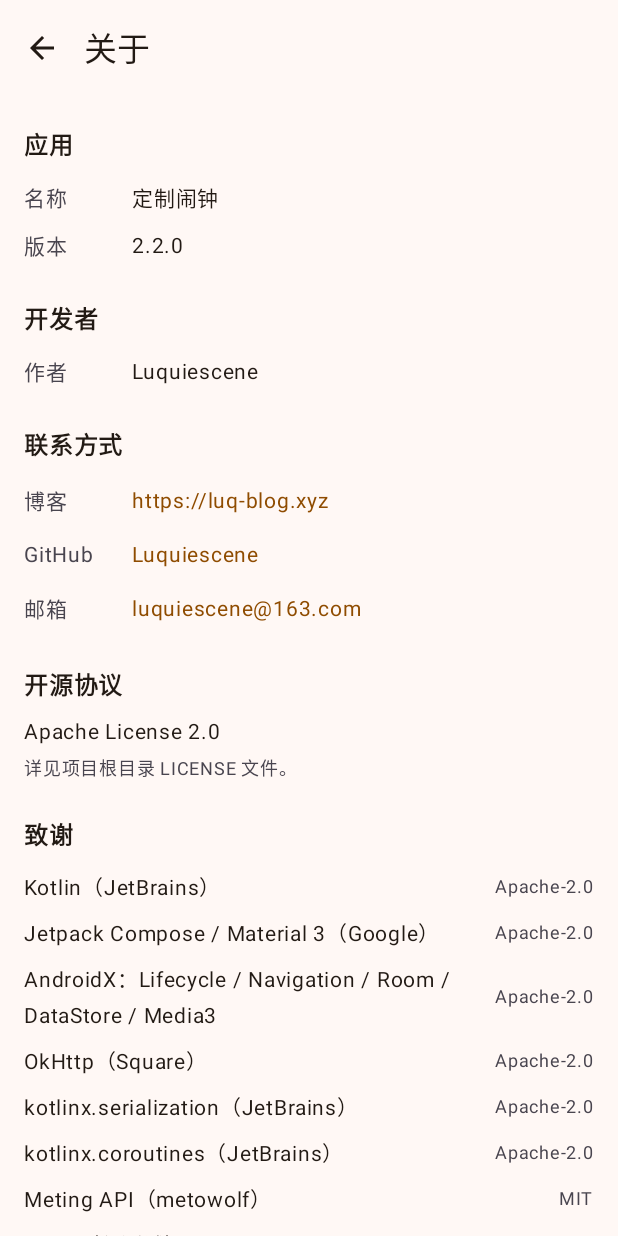
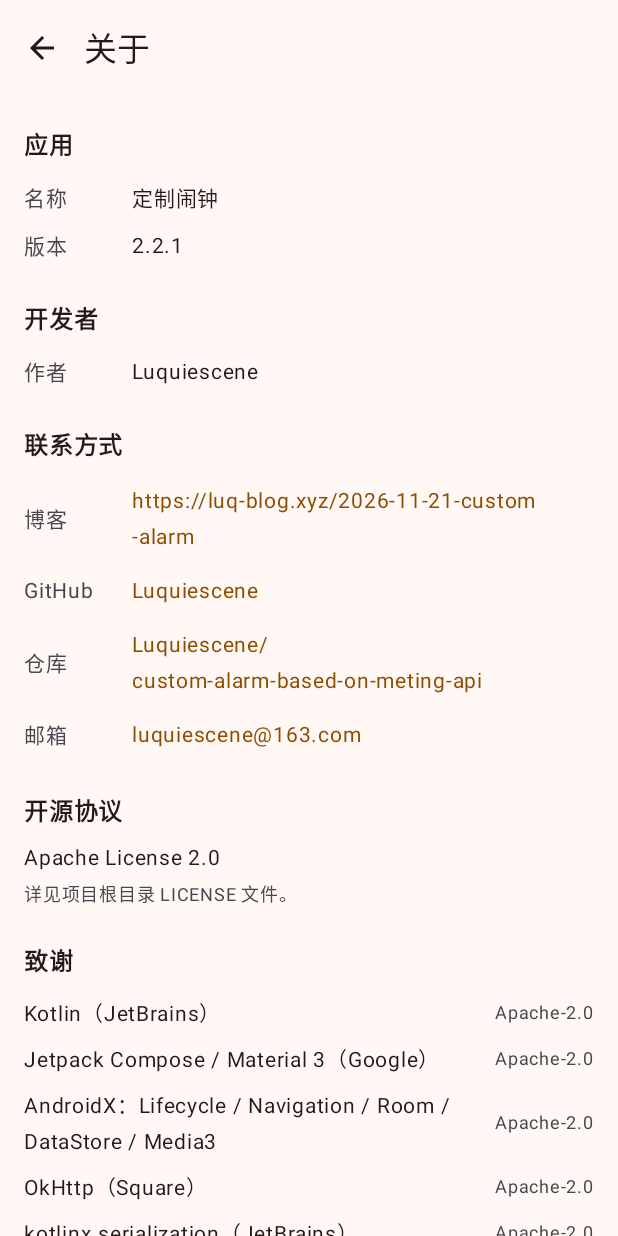
Before and after one commit to Luquiescene/custom-alarm-based-on-meting-api, an Android app built with Jetpack Compose: the AboutScreen screen opened through its navigation route, on a phone screen of 412 x 824 dp. Run offline under Robolectric (Android 15) with nearby library versions, the phone set to English and light mode, and no system bars.

Commit message:
docs(about): 添加仓库地址和博客

```diff
--- a/app/build.gradle.kts
+++ b/app/build.gradle.kts
@@ -14,8 +14,8 @@ android {
         applicationId = "com.example.customalarm"
         minSdk = 26
         targetSdk = 35
-        versionCode = 15
-        versionName = "2.2.0"
+        versionCode = 16
+        versionName = "2.2.1"
         testInstrumentationRunner = "androidx.test.runner.AndroidJUnitRunner"
         vectorDrawables {
             useSupportLibrary = true
--- a/app/src/main/java/com/example/customalarm/ui/screens/AboutScreen.kt
+++ b/app/src/main/java/com/example/customalarm/ui/screens/AboutScreen.kt
@@ -66,8 +66,9 @@ fun AboutScreen(onBack: () -> Unit) {
             LabelRow("作者", "Luquiescene")
 
             SectionHeader("联系方式")
-            LinkRow("博客", "https://luq-blog.xyz") { uriHandler.openUri("https://luq-blog.xyz") }
+            LinkRow("博客", "https://luq-blog.xyz/2026-11-21-custom-alarm") { uriHandler.openUri("https://luq-blog.xyz/2026-11-21-custom-alarm") }
             LinkRow("GitHub", "Luquiescene") { uriHandler.openUri("https://github.com/Luquiescene") }
+            LinkRow("仓库", "Luquiescene/custom-alarm-based-on-meting-api") { uriHandler.openUri("https://github.com/Luquiescene/custom-alarm-based-on-meting-api") }
             LinkRow("邮箱", "luquiescene@163.com") { uriHandler.openUri("mailto:luquiescene@163.com") }
 
             SectionHeader("开源协议")
--- a/app/src/main/java/com/example/customalarm/ui/screens/OnboardingScreen.kt
+++ b/app/src/main/java/com/example/customalarm/ui/screens/OnboardingScreen.kt
@@ -69,6 +69,9 @@ fun OnboardingScreen(onDone: () -> Unit, onUsage: () -> Unit) {
         PermissionCard(refresh, "全屏通知", "锁屏时也能全屏响铃", PermissionHelper.canUseFullScreenIntent(context)) {
             PermissionHelper.openFullScreenIntentSettings(context)
         }
+        PermissionCard(refresh, "显示在其他应用之上", "Android 14+ 侧载应用全屏拉起需要此权限", PermissionHelper.canDrawOverlays(context)) {
+            PermissionHelper.openDrawOverlaySettings(context)
+        }
         PermissionCard(refresh, "忽略电池优化", "避免被省电策略拦截", PermissionHelper.isIgnoringBatteryOptimizations(context)) {
             PermissionHelper.openBatteryOptimizationSettings(context)
         }
```
Also changed, not shown: 2 other files.
